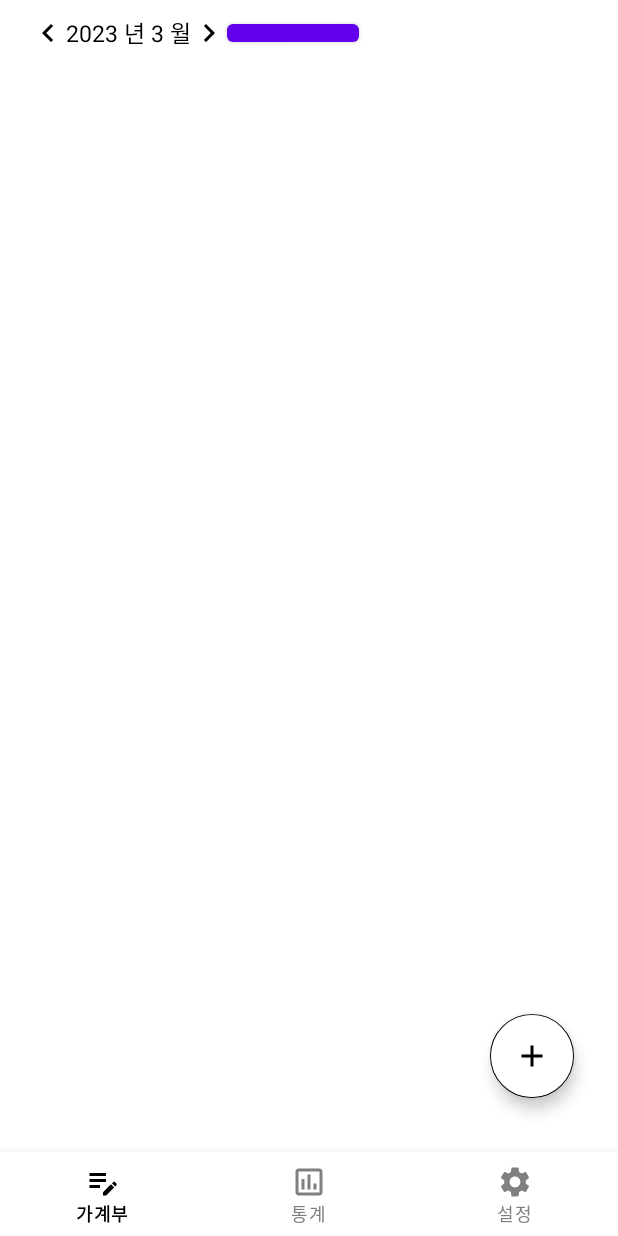
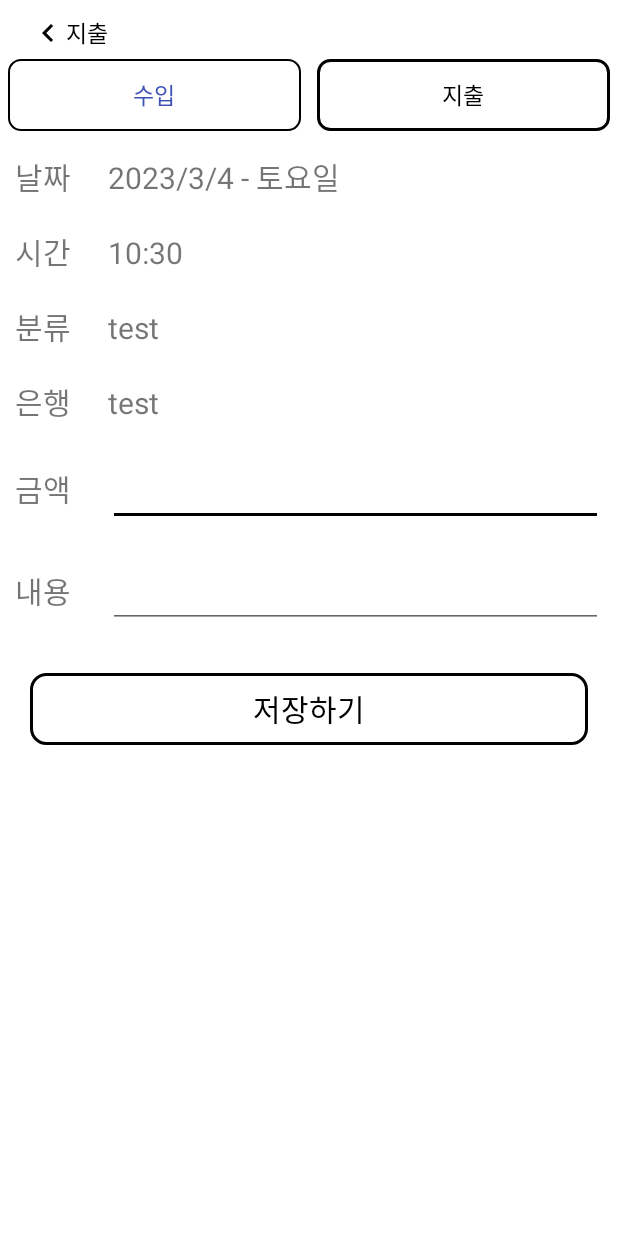
Before and after one commit to Jiy-park/account_book, an Android app: the screen it shows after launch (MainActivity before the commit, AddNewRecord after it), after a tap on an icon or button, on a phone screen of 412 x 824 dp. Run offline under Robolectric (Android 15) with nearby library versions, the phone set to English and light mode, and no system bars; our stand-ins replace Room's generated code.

```diff
--- /dev/null
+++ b/app/src/main/java/com/example/account_book/AddNewRecord.kt
@@ -0,0 +1,116 @@
+package com.example.account_book
+
+import android.app.DatePickerDialog
+import android.app.TimePickerDialog
+import android.icu.util.Calendar
+import android.os.Bundle
+import android.widget.Toast
+import androidx.appcompat.app.AppCompatActivity
+import com.example.account_book.databinding.ActivityAddNewRecordBinding
+import com.example.account_book.room.DB
+import com.example.account_book.room.DateEntity
+import com.example.account_book.room.DetailEntity
+
+
+class AddNewRecord : AppCompatActivity() {
+    private val binding by lazy { ActivityAddNewRecordBinding.inflate(layoutInflater) }
+    private val dialogDate by lazy { DatePickerDialog(this) }
+    private lateinit var dialogTime: TimePickerDialog
+    private lateinit var db: DB
+    private var incomeMode = false // true -> 수입 false -> 지출
+    private var year:Int = 0
+    private var month:Int = 0
+    private var day:Int = 0
+    private var week:String = ""
+    private var hour:Int = 0
+    private var minute:Int = 0
+
+    init {
+        val calendar = Calendar.getInstance()
+        year = calendar.get(Calendar.YEAR)
+        month = calendar.get(Calendar.MONTH)+1
+        day = calendar.get(Calendar.DAY_OF_MONTH)
+        week = changeWeek(calendar.get(Calendar.DAY_OF_WEEK))
+        hour = calendar.get(Calendar.HOUR_OF_DAY)
+        minute = calendar.get(Calendar.MINUTE)
+    }
+
+    private fun settingDateTime(){
+        binding.tvDate.text = "$year/$month/$day - $week"
+        binding.tvTime.text = "$hour:$minute"
+    }
+
+    private fun initListener(){
+        db = DB.getDatabase(binding.root.context)!!
+        dialogDate.setOnDateSetListener { _, year, month, day ->
+            val calendar = Calendar.getInstance()
+            calendar.set(year, month, day)
+            this.year = year
+            this.month = month+1
+            this.day = day
+            this.week = changeWeek(calendar.get(Calendar.DAY_OF_WEEK))
+            binding.tvDate.text = "${this.year}/${this.month}/${this.day} - ${this.week}"
+        }
+        dialogTime = TimePickerDialog(this@AddNewRecord,TimePickerDialog.OnTimeSetListener { _, hour, minute ->
+            this.hour = hour
+            this.minute = minute
+            binding.tvTime.text = "${this.hour}:${this.minute}"
+        }, this.hour, this.minute, true)
+        binding.radioGroup.setOnCheckedChangeListener { _, checkedId ->
+            when(checkedId){
+                R.id.radioIncome -> {
+                    binding.tvInOut.text = getString(R.string.INCOME)
+                    incomeMode = true
+                }
+                R.id.radioExpenditure -> {
+                    binding.tvInOut.text = getString(R.string.EXPENDITURE)
+                    incomeMode = false
+                }
+            }
+        }
+        binding.btnBack.setOnClickListener { finish() }
+        binding.tvDate.setOnClickListener { dialogDate.show() }
+        binding.tvTime.setOnClickListener { dialogTime.show() }
+        binding.btnSave.setOnClickListener {
+            val yearMonthID = ((year*100 + month) - 200000) //2023 / 3 / 5 ->  2303 / 5
+            val dateID = yearMonthID*100+day
+            val orderID = db.detailDao().getOrderCountByDate(dateID) //2303 / 5 -> 230305
+            val time = "$hour:$minute"
+            val amount = if(incomeMode) binding.editAmount.text.toString().toInt()
+                        else -(binding.editAmount.text.toString().toInt())
+            db.dateDao().insertDate(DateEntity(yearMonthID, day, week))
+            db.detailDao().insertDetail(DetailEntity(
+                dateID,
+                orderID,
+                binding.tvClass.text.toString(),
+                binding.editDetail.text.toString(),
+                time,
+                binding.tvBank.text.toString(),
+                amount
+            ))
+            Toast.makeText(binding.root.context, "기록이 저장되었습니다.", Toast.LENGTH_SHORT).show()
+            finish()
+        }
+    }
+
+    private fun changeWeek(week:Int):String{
+        return when(week) {
+            1 -> "일요일"
+            2 -> "월요일"
+            3 -> "화요일"
+            4 -> "수요일"
+            5 -> "목요일"
+            6 -> "금요일"
+            7 -> "토요일"
+            else -> "Error week is $week"
+        }
+    }
+
+    override fun onCreate(savedInstanceState: Bundle?) {
+        super.onCreate(savedInstanceState)
+        setContentView(binding.root)
+        settingDateTime()
+        initListener()
+    }
+
+}
--- a/app/src/main/java/com/example/account_book/account_Item/AccountDayAdapter.kt
+++ b/app/src/main/java/com/example/account_book/account_Item/AccountDayAdapter.kt
@@ -4,7 +4,9 @@ import android.util.Log
 import android.view.LayoutInflater
 import android.view.View
 import android.view.ViewGroup
+import androidx.core.content.ContextCompat
 import androidx.recyclerview.widget.RecyclerView
+import com.example.account_book.R
 import com.example.account_book.databinding.AccountDayRecordBinding
 import com.example.account_book.main_menu.AccountFragment
 import com.example.account_book.room.DB
@@ -46,8 +48,14 @@ class AccountDayAdapter(val fragment: AccountFragment):RecyclerView.Adapter<Acco
                 detail.text = day.detail
                 detailDate.text = day.time
                 detailBank.text = day.bank
-                amount.text = if(day.amount > 0) { day.amount.toString() }
-                            else { (-day.amount).toString() }
+                if(day.amount > 0) {
+                    amount.text = day.amount.toString()
+                    amount.setTextColor(ContextCompat.getColor(fragment.requireContext(), R.color.income))
+                }
+                else {
+                    amount.text = (-day.amount).toString()
+                    amount.setTextColor(ContextCompat.getColor(fragment.requireContext(), R.color.expenditure))
+                }
             }
         }
     }
--- a/app/src/main/java/com/example/account_book/main_menu/AccountFragment.kt
+++ b/app/src/main/java/com/example/account_book/main_menu/AccountFragment.kt
@@ -1,20 +1,20 @@
 package com.example.account_book.main_menu
 
+import android.content.Intent
 import android.os.Bundle
 import android.util.Log
 import androidx.fragment.app.Fragment
 import android.view.LayoutInflater
 import android.view.View
 import android.view.ViewGroup
-import android.widget.Toast
 import androidx.lifecycle.Observer
 import androidx.lifecycle.ViewModelProvider
 import androidx.recyclerview.widget.LinearLayoutManager
 import com.example.account_book.account_Item.AccountMainViewModel
 import com.example.account_book.account_Item.AccountMonthAdapter
+import com.example.account_book.AddNewRecord
 import com.example.account_book.databinding.FragmentAccountBinding
 import com.example.account_book.room.DateEntity
-import com.example.account_book.room.DetailEntity
 import com.example.account_book.room.DB
 
 class AccountFragment : Fragment() {
@@ -24,45 +24,44 @@ class AccountFragment : Fragment() {
     lateinit var db:DB
     lateinit var monthAdapter:AccountMonthAdapter
 
-
-//          ID  WEEK
-    val DB_TEST_INPUT_DATA_DATE = listOf<DateEntity>(
-        DateEntity(2302, 12, "일요일"),
-        DateEntity(2302, 13, "월요일"),
-        DateEntity(2302, 14, "화요일"),
-        DateEntity(2302, 16, "목요일"),
-        DateEntity(2302, 20, "월요일"),
-        DateEntity(2302, 21, "화요일"),
-        DateEntity(2302, 22, "수요일"),
-        DateEntity(2302, 24, "금요일"),
-        DateEntity(2303, 1, "수요일"),
-        DateEntity(2303, 4, "토요일"),
-        DateEntity(2303, 5, "일요일"),
-        DateEntity(2303, 6, "월요일"),
-        DateEntity(2303, 9, "목요일"),
-    )
+    //          ID  WEEK
+//    val DB_TEST_INPUT_DATA_DATE = listOf<DateEntity>(
+////        DateEntity(2302, 12, "일요일"),
+////        DateEntity(2302, 13, "월요일"),
+////        DateEntity(2302, 14, "화요일"),
+////        DateEntity(2302, 16, "목요일"),
+////        DateEntity(2302, 20, "월요일"),
+////        DateEntity(2302, 21, "화요일"),
+////        DateEntity(2302, 22, "수요일"),
+////        DateEntity(2302, 24, "금요일"),
+////        DateEntity(2303, 1, "수요일"),
+////        DateEntity(2303, 4, "토요일"),
+////        DateEntity(2303, 5, "일요일"),
+////        DateEntity(2303, 6, "월요일"),
+////        DateEntity(2303, 9, "목요일"),
+//    )
 
 //          DATE_ID ORDER_ID CLASSIFICATION DETAIL TIME BANK AMOUNT
-    val DB_TEST_INPUT_DATA_DETAIL = listOf<DetailEntity>(
-        DetailEntity(230212, 1, "테스트1", "ㅈㅈ", "12:33", "지용", 10000),
-        DetailEntity(230212, 2, "테스트1", "ㅈㅈ", "15:12", "지용", 10000),
-        DetailEntity(230213, 1, "테스트3", "ㅈㅈ", "11:11", "지용", 10000),
-        DetailEntity(230213, 2, "테스트2", "ㅈㅈ", "13:39", "지용", 10000),
-        DetailEntity(230213, 3, "테스트2", "ㅈㅈ", "20:15", "지용", 10000),
-        DetailEntity(230213, 4, "테스트3", "ㅈㅈ", "20:01", "지용", 10000),
-        DetailEntity(230214, 1, "테스트3", "ㅈㅈ", "09:11", "지용", 10000),
-        DetailEntity(230214, 2, "테스트3", "ㅈㅈ", "15:51", "지용", 10000),
-        DetailEntity(230216, 1, "테스트1", "ㅈㅈ", "13:24", "지용", 10000),
-        DetailEntity(230216, 2, "테스트1", "ㅈㅈ", "15:51", "지용", 10000),
-        DetailEntity(230220, 1, "테스트4", "ㅈㅈ", "13:37", "지용", 10000),
-        DetailEntity(230221, 1, "테스트5", "ㅈㅈ", "15:49", "지용", 10000),
-        DetailEntity(230221, 2, "테스트6", "ㅈㅈ", "19:22", "지용", 10000),
-        DetailEntity(230222, 1, "테스트1", "ㅈㅈ", "20:40", "지용", 10000),
-        DetailEntity(230224, 1, "테스트2", "ㅈㅈ", "10:05", "지용", 10000),
-        DetailEntity(230224, 2, "테스트3", "ㅈㅈ", "13:14", "지용", 10000),
-        DetailEntity(230224, 3, "테스트4", "ㅈㅈ", "15:51", "지용", 10000),
-        DetailEntity(230224, 4, "테스트1", "ㅈㅈ", "20:27", "지용", 10000)
-    )
+//    val DB_TEST_INPUT_DATA_DETAIL = listOf<DetailEntity>(
+//        DetailEntity(230212, 1, "테스트1", "ㅈㅈ", "12:33", "지용", 10000),
+//        DetailEntity(230212, 2, "테스트1", "ㅈㅈ", "15:12", "지용", 10000),
+//        DetailEntity(230213, 1, "테스트3", "ㅈㅈ", "11:11", "지용", 10000),
+//        DetailEntity(230213, 2, "테스트2", "ㅈㅈ", "13:39", "지용", 10000),
+//        DetailEntity(230213, 3, "테스트2", "ㅈㅈ", "20:15", "지용", 10000),
+//        DetailEntity(230213, 4, "테스트3", "ㅈㅈ", "20:01", "지용", 10000),
+//        DetailEntity(230214, 1, "테스트3", "ㅈㅈ", "09:11", "지용", 10000),
+//        DetailEntity(230214, 2, "테스트3", "ㅈㅈ", "15:51", "지용", 10000),
+//        DetailEntity(230216, 1, "테스트1", "ㅈㅈ", "13:24", "지용", 10000),
+//        DetailEntity(230216, 2, "테스트1", "ㅈㅈ", "15:51", "지용", 10000),
+//        DetailEntity(230220, 1, "테스트4", "ㅈㅈ", "13:37", "지용", 10000),
+//        DetailEntity(230221, 1, "테스트5", "ㅈㅈ", "15:49", "지용", 10000),
+//        DetailEntity(230221, 2, "테스트6", "ㅈㅈ", "19:22", "지용", 10000),
+//        DetailEntity(230222, 1, "테스트1", "ㅈㅈ", "20:40", "지용", 10000),
+//        DetailEntity(230224, 1, "테스트2", "ㅈㅈ", "10:05", "지용", 10000),
+//        DetailEntity(230224, 2, "테스트3", "ㅈㅈ", "13:14", "지용", 10000),
+//        DetailEntity(230224, 3, "테스트4", "ㅈㅈ", "15:51", "지용", 10000),
+//        DetailEntity(230224, 4, "테스트1", "ㅈㅈ", "20:27", "지용", 10000)
+//    )
 
 
 
@@ -83,11 +82,10 @@ class AccountFragment : Fragment() {
             monthAdapter.notifyDataSetChanged()
         })
 
-
         binding.viewModel = accountViewModel
         binding.lifecycleOwner = this@AccountFragment
         binding.recyclerView.adapter = monthAdapter
-        binding.recyclerView.layoutManager = LinearLayoutManager(this@AccountFragment.context,LinearLayoutManager.VERTICAL,false)
+        binding.recyclerView.layoutManager = LinearLayoutManager(binding.root.context,LinearLayoutManager.VERTICAL,false)
         return binding.root
     }
 
@@ -111,18 +109,23 @@ class AccountFragment : Fragment() {
 //            Toast.makeText(binding.root.context, "success insert!", Toast.LENGTH_SHORT).show()
         }
         binding.btnTest.setOnClickListener {
-//            for(record in DB_TEST_INPUT_DATA_DATE){
-//                db.dateDao().insertDate(record)
-//                Log.d("LOG_CHECK", "insert date-record $record")
-//            }
-//            for(record in DB_TEST_INPUT_DATA_DETAIL){
-//                db.detailDao().insertDetail(record)
-//                Log.d("LOG_CHECK", "insert detail-record $record")
-//            }
+            for(record in DB_TEST_INPUT_DATA_DATE){
+                db.dateDao().insertDate(record)
+                Log.d("LOG_CHECK", "insert date-record $record")
+            }
+            for(record in DB_TEST_INPUT_DATA_DETAIL){
+                db.detailDao().insertDetail(record)
+                Log.d("LOG_CHECK", "insert detail-record $record")
+            }
+        }
+        binding.btnAddRecord.setOnClickListener {
+            val intent = Intent(activity, AddNewRecord::class.java)
+            Log.d("LOG_CHECK", "AccountFragment :: onViewCreated() called  dddddddd")
+            startActivity(intent)
         }
     }
 
-    private fun changeWeek(week:Int):String{
+    fun changeWeek(week:Int):String{
         return when(week) {
             1 -> "일요일"
             2 -> "월요일"
--- a/app/src/main/java/com/example/account_book/room/Detail.kt
+++ b/app/src/main/java/com/example/account_book/room/Detail.kt
@@ -26,11 +26,16 @@ data class DetailEntity(
 interface DetailDao{
     @Query("SELECT * FROM detailDB ORDER BY dateID, orderID DESC")
     fun getAllDetail():MutableList<DetailEntity>
+
     @Query("SELECT * FROM detailDB WHERE dateID = :date ORDER BY dateID, orderID DESC")
     fun getAllDetailByDate(date:Int):MutableList<DetailEntity>
 
+    @Query("SELECT COUNT(*) FROM detailDB WHERE dateID = :date")
+    fun getOrderCountByDate(date:Int):Int
+
     @Insert
     fun insertDetail(record: DetailEntity)
+
 
     @Update
     fun updateDetail(record: DetailEntity)
--- /dev/null
+++ b/app/src/main/res/drawable/style_btn_select.xml
@@ -0,0 +1,19 @@
+<?xml version="1.0" encoding="utf-8"?>
+<selector xmlns:android="http://schemas.android.com/apk/res/android">
+    <item android:state_pressed="false">
+        <shape>
+            <solid android:color="@color/white"/>
+            <corners android:radius="10dp"/>
+            <stroke android:width="2dp"
+                android:color="@color/black"/>
+        </shape>
+    </item>
+    <item android:state_pressed="true">
+        <shape>
+            <solid android:color="@color/black"/>
+            <corners android:radius="10dp"/>
+            <stroke android:width="2dp"
+                android:color="@color/white"/>
+        </shape>
+    </item>
+</selector>
--- /dev/null
+++ b/app/src/main/res/drawable/style_btn_txt_select.xml
@@ -0,0 +1,5 @@
+<?xml version="1.0" encoding="utf-8"?>
+<selector xmlns:android="http://schemas.android.com/apk/res/android">
+    <item android:state_focused="true" android:color="#FFFFFF" />
+    <item android:state_focused="false" android:color="#000000" />
+</selector>
--- /dev/null
+++ b/app/src/main/res/drawable/style_radio_btn_select.xml
@@ -0,0 +1,17 @@
+<?xml version="1.0" encoding="utf-8"?>
+<selector xmlns:android="http://schemas.android.com/apk/res/android">
+        <item android:state_checked="true">
+            <shape android:shape="rectangle">
+                <solid android:color="#FFFFFF" />
+                <corners android:radius="8dp"/>
+                <stroke android:width="2dp" android:color="#000000" />
+            </shape>
+        </item>
+        <item android:state_checked="false">
+            <shape android:shape="rectangle">
+                <solid android:color="#FFFFFF" />
+                <corners android:radius="8dp"/>
+                <stroke android:width="1dp" android:color="#000000" />
+            </shape>
+        </item>
+</selector>
--- /dev/null
+++ b/app/src/main/res/drawable/style_radio_txt_select.xml
@@ -0,0 +1,5 @@
+<?xml version="1.0" encoding="utf-8"?>
+<selector xmlns:android="http://schemas.android.com/apk/res/android">
+    <item android:state_checked="true" android:color="#000000" />
+    <item android:state_checked="false" android:color="#3F51B5" />
+</selector>
--- /dev/null
+++ b/app/src/main/res/layout/activity_add_new_record.xml
@@ -0,0 +1,192 @@
+<?xml version="1.0" encoding="utf-8"?>
+<androidx.constraintlayout.widget.ConstraintLayout xmlns:android="http://schemas.android.com/apk/res/android"
+    xmlns:app="http://schemas.android.com/apk/res-auto"
+    xmlns:tools="http://schemas.android.com/tools"
+    android:layout_width="match_parent"
+    android:layout_height="match_parent"
+    android:background="@color/reverse_menu_selected"
+    tools:context=".AddNewRecord">
+    <LinearLayout
+        android:id="@+id/topPanel"
+        android:layout_width="match_parent"
+        android:layout_height="wrap_content"
+        android:orientation="horizontal"
+        android:layout_marginTop="10dp"
+        android:layout_marginHorizontal="20dp"
+        app:layout_constraintEnd_toEndOf="parent"
+        app:layout_constraintStart_toStartOf="parent"
+        app:layout_constraintTop_toTopOf="parent">
+
+        <ImageButton
+            android:id="@+id/btnBack"
+            android:layout_width="wrap_content"
+            android:layout_height="match_parent"
+            android:background="@color/reverse_menu_selected"
+            android:src="@drawable/ic_prev_month"
+            android:contentDescription="@string/TODO" />
+        <TextView
+            android:id="@+id/tvInOut"
+            android:layout_width="wrap_content"
+            android:layout_height="match_parent"
+            android:text="@string/EXPENDITURE"
+            android:textColor="@color/menu_selected"
+            android:textSize="15sp"/>
+
+    </LinearLayout>
+    <LinearLayout
+        android:id="@+id/middlePanel"
+        android:layout_width="match_parent"
+        android:layout_height="wrap_content"
+        app:layout_constraintLeft_toLeftOf="parent"
+        app:layout_constraintRight_toRightOf="parent"
+        app:layout_constraintTop_toBottomOf="@id/topPanel"
+        android:orientation="horizontal">
+        <RadioGroup
+            android:id="@+id/radioGroup"
+            android:layout_width="match_parent"
+            android:layout_height="wrap_content"
+            android:orientation="horizontal"
+            android:weightSum="1"
+            app:layout_constraintLeft_toLeftOf="parent"
+            app:layout_constraintRight_toRightOf="parent"
+            app:layout_constraintTop_toTopOf="parent"
+            app:layout_constraintBottom_toBottomOf="parent">
+            <RadioButton
+                android:id="@+id/radioIncome"
+                android:layout_width="0dp"
+                android:layout_height="wrap_content"
+                android:layout_weight="0.5"
+                android:layout_margin="5dp"
+                android:button="@null"
+                android:background="@drawable/style_radio_btn_select"
+                android:textColor="@drawable/style_radio_txt_select"
+                android:gravity="center"
+                android:text="@string/INCOME"
+                android:textSize="15sp"/>
+            <RadioButton
+                android:id="@+id/radioExpenditure"
+                android:layout_width="0dp"
+                android:layout_height="wrap_content"
+                android:layout_weight="0.5"
+                android:layout_margin="5dp"
+                android:button="@null"
+                android:checked="true"
+                android:background="@drawable/style_radio_btn_select"
+                android:textColor="@drawable/style_radio_txt_select"
+                android:gravity="center"
+                android:text="@string/EXPENDITURE"
+                android:textSize="15sp" />
+        </RadioGroup>
+    </LinearLayout>
+    <TableLayout
+        android:id="@+id/mainPanel"
+        android:layout_width="match_parent"
+        android:layout_height="wrap_content"
+        android:stretchColumns="1"
+        app:layout_constraintLeft_toLeftOf="parent"
+        app:layout_constraintRight_toRightOf="parent"
+        app:layout_constraintTop_toBottomOf="@id/middlePanel">
+        <TableRow>
+            <TextView
+                android:layout_width="wrap_content"
+                android:layout_height="wrap_content"
+                android:layout_margin="10dp"
+                android:text="날짜 "
+                android:textSize="20sp"/>
+            <TextView
+                android:id="@+id/tvDate"
+                android:layout_width="match_parent"
+                android:layout_height="wrap_content"
+                android:textSize="20sp"
+                android:layout_margin="10dp"/>
+        </TableRow>
+        <TableRow>
+            <TextView
+                android:layout_width="wrap_content"
+                android:layout_height="wrap_content"
+                android:layout_margin="10dp"
+                android:text="시간 "
+                android:textSize="20sp"/>
+            <TextView
+                android:id="@+id/tvTime"
+                android:layout_width="match_parent"
+                android:layout_height="wrap_content"
+                android:textSize="20sp"
+                android:layout_margin="10dp"/>
+        </TableRow>
+        <TableRow>
+            <TextView
+                android:layout_width="wrap_content"
+                android:layout_height="wrap_content"
+                android:layout_margin="10dp"
+                android:text="분류 "
+                android:textSize="20sp"/>
+            <TextView
+                android:id="@+id/tvClass"
+                android:layout_width="match_parent"
+                android:layout_height="wrap_content"
+                android:layout_margin="10dp"
+                android:text="test"
+                android:textSize="20sp"
+                android:inputType="datetime"/>
+        </TableRow>
+        <TableRow>
+            <TextView
+                android:layout_width="wrap_content"
+                android:layout_height="wrap_content"
+                android:layout_margin="10dp"
+                android:text="은행 "
+                android:textSize="20sp"/>
+            <TextView
+                android:id="@+id/tvBank"
+                android:layout_width="match_parent"
+                android:layout_height="wrap_content"
+                android:text="test"
+                android:textSize="20sp"
+                android:layout_margin="10dp"/>
+        </TableRow>
+        <TableRow>
+            <TextView
+                android:layout_width="wrap_content"
+                android:layout_height="wrap_content"
+                android:layout_margin="10dp"
+                android:text="금액 "
+                android:textSize="20sp"/>
+            <EditText
+                android:id="@+id/editAmount"
+                android:layout_width="match_parent"
+                android:layout_height="wrap_content"
+                android:layout_margin="10dp"
+                android:textSize="20sp"
+                android:inputType="number"/>
+        </TableRow>
+        <TableRow>
+            <TextView
+                android:layout_width="wrap_content"
+                android:layout_height="wrap_content"
+                android:layout_margin="10dp"
+                android:text="내용 "
+                android:textSize="20sp"/>
+            <EditText
+                android:id="@+id/editDetail"
+                android:layout_width="match_parent"
+                android:layout_height="wrap_content"
+                android:textSize="20sp"
+                android:layout_margin="10dp"/>
+        </TableRow>
+    </TableLayout>
+    <androidx.appcompat.widget.AppCompatButton
+        android:id="@+id/btnSave"
+        android:layout_width="match_parent"
+        android:layout_height="wrap_content"
+        android:layout_margin="20dp"
+        android:text="저장하기"
+        android:textSize="20sp"
+        android:textColor="@color/black"
+        android:background="@drawable/style_btn_select"
+        app:layout_constraintLeft_toLeftOf="parent"
+        app:layout_constraintRight_toRightOf="parent"
+        app:layout_constraintTop_toBottomOf="@id/mainPanel"/>
+
+
+</androidx.constraintlayout.widget.ConstraintLayout>
--- a/app/src/main/res/values/strings.xml
+++ b/app/src/main/res/values/strings.xml
@@ -2,7 +2,9 @@
     <string name="app_name">JiY가계부</string>
     <string name="ACCOUNT">가계부</string>
     <string name="CHART">통계</string>
-    <!-- TODO: Remove or change this placeholder text -->
     <string name="hello_blank_fragment">Hello blank fragment</string>
     <string name="SETTING">설정</string>
+    <string name="INCOME">수입</string>
+    <string name="EXPENDITURE">지출</string>
+    <string name="TODO">TODO</string>
 </resources>
```
Also changed, not shown: app/src/main/AndroidManifest.xml (+7 -0 lines).
